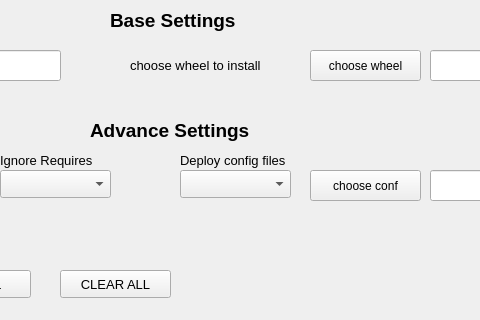
Above: src/main/resources/base/main_window.ui from FrancescoGalasso/pip-installer-gui before the change; both pictures show x 310 to 790 and y 100 to 420 of the 1024 by 600 pixel window. Below: the same form after it.
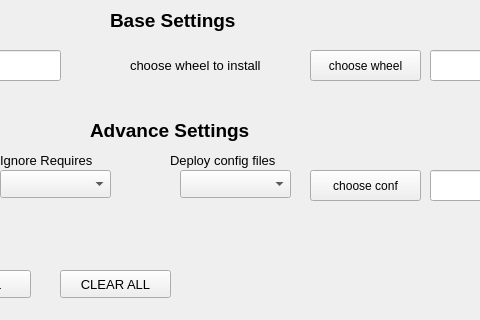
That is the form after the change.

Diff of the .ui file:
```diff
--- a/src/main/resources/base/main_window.ui
+++ b/src/main/resources/base/main_window.ui
@@ -321,9 +321,9 @@
     <widget class="QLabel" name="label_5">
      <property name="geometry">
       <rect>
-       <x>500</x>
+       <x>490</x>
        <y>250</y>
-       <width>121</width>
+       <width>141</width>
        <height>21</height>
       </rect>
      </property>
```
